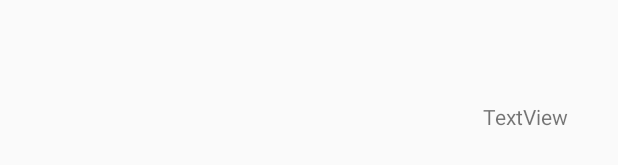
After one commit to immortalmin/WORD, an Android app: the layout fragment_test1.xml on its own in the app's theme, with its tools: preview values and no code run, on a phone screen of 412 x 824 dp. The commit adds this screen. Shown: the part 833-998 px from the top of the screen. Run offline under Robolectric (Android 15) with nearby library versions, the phone set to English and light mode, and no system bars.

Commit message:
fragment test

```diff
--- a/word_test1/app/build.gradle
+++ b/word_test1/app/build.gradle
@@ -36,6 +36,9 @@ dependencies {
     implementation fileTree(dir: 'libs', include: ['*.jar'])
     implementation 'com.android.support:appcompat-v7:27.1.1'
     implementation 'com.android.support.constraint:constraint-layout:1.1.3'
+    implementation 'com.android.support:support-v4:27.1.1'
+    implementation 'com.android.support:design:27.1.1'
+    implementation 'com.android.support:recyclerview-v7:27.1.1'
     testImplementation 'junit:junit:4.12'
     androidTestImplementation 'com.android.support.test:runner:1.0.2'
     androidTestImplementation 'com.android.support.test.espresso:espresso-core:3.0.2'
--- a/word_test1/app/src/main/AndroidManifest.xml
+++ b/word_test1/app/src/main/AndroidManifest.xml
@@ -27,7 +27,8 @@
         </activity>
         <activity android:name=".SearchActivity" />
         <activity android:name=".CountDownActivity" />
-        <activity android:name=".ViewTestActivity"></activity>
+        <activity android:name=".ViewTestActivity" />
+        <activity android:name=".FragmentTestActivity"></activity>
     </application>
 
 </manifest>
--- a/word_test1/app/src/main/java/com/example/administrator/listviewadptwebjsonimg/MainActivity.java
+++ b/word_test1/app/src/main/java/com/example/administrator/listviewadptwebjsonimg/MainActivity.java
@@ -104,7 +104,8 @@ public class MainActivity extends AppCompatActivity {
         @Override
         public void onClick(View view) {
             //
-            Intent intent = new Intent(MainActivity.this,ViewTestActivity.class);
+//            Intent intent = new Intent(MainActivity.this,ViewTestActivity.class);
+            Intent intent = new Intent(MainActivity.this,FragmentTestActivity.class);
             startActivity(intent);
         }
     };
--- a/word_test1/app/src/main/res/layout/activity_test.xml
+++ b/word_test1/app/src/main/res/layout/activity_test.xml
@@ -5,6 +5,10 @@
     android:layout_width="match_parent"
     android:layout_height="match_parent">
 
+    <fragment
+        android:layout_width="300dp"
+        android:layout_height="300dp"
+        android:name="com.example.administrator.listviewadptwebjsonimg.CountDownFragment"/>
 
 
 </RelativeLayout>
--- /dev/null
+++ b/word_test1/app/src/main/res/layout/fragment_test1.xml
@@ -0,0 +1,16 @@
+<?xml version="1.0" encoding="utf-8"?>
+<RelativeLayout xmlns:android="http://schemas.android.com/apk/res/android"
+    android:layout_width="match_parent"
+    android:layout_height="match_parent" >
+
+
+    <TextView
+        android:id="@+id/textView"
+        android:layout_width="wrap_content"
+        android:layout_height="wrap_content"
+        android:layout_alignParentBottom="true"
+        android:layout_alignParentEnd="true"
+        android:layout_marginBottom="181dp"
+        android:layout_marginEnd="33dp"
+        android:text="TextView" />
+</RelativeLayout>
--- /dev/null
+++ b/word_test1/app/src/main/res/values/dimens.xml
@@ -0,0 +1,5 @@
+<?xml version="1.0"?>
+<resources>
+    <dimen name="list_item_spacing">16dp</dimen>
+    <dimen name="list_item_spacing_half">8dp</dimen>
+</resources>
--- a/word_test1/app/src/main/res/values/strings.xml
+++ b/word_test1/app/src/main/res/values/strings.xml
@@ -1,3 +1,6 @@
 <resources>
     <string name="app_name">恋练有词</string>
+
+    <!-- TODO: Remove or change this placeholder text -->
+    <string name="hello_blank_fragment">Hello blank fragment</string>
 </resources>
```
Also changed, not shown: word_test1/app/src/main/java/com/example/administrator/listviewadptwebjsonimg/BlankFragment.java (added, +65 -0 lines), word_test1/app/src/main/java/com/example/administrator/listviewadptwebjsonimg/CountDownFragment.java (added, +40 -0 lines), word_test1/app/src/main/java/com/example/administrator/listviewadptwebjsonimg/FragmentTestActivity.java (added, +31 -0 lines), word_test1/app/src/main/res/layout/activity_fragment_test.xml (added, +20 -0 lines), word_test1/app/src/main/res/layout/activity_view_test.xml (+0 -9 lines), word_test1/app/src/main/res/layout/fragment_blank.xml (added, +14 -0 lines).
